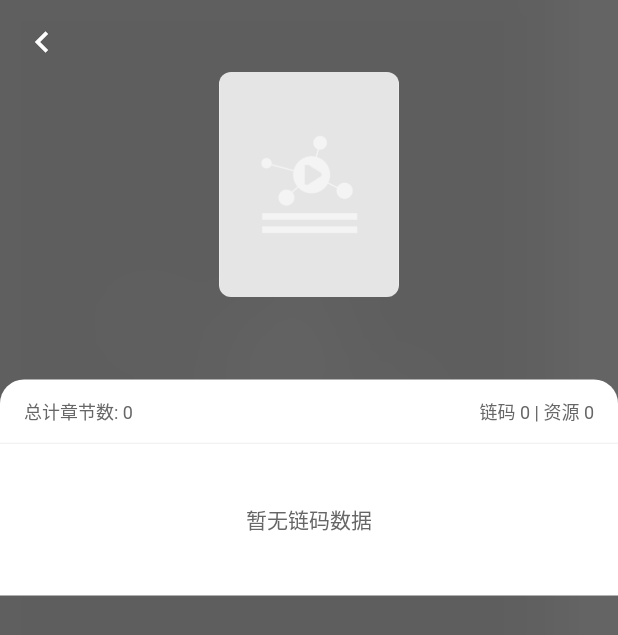
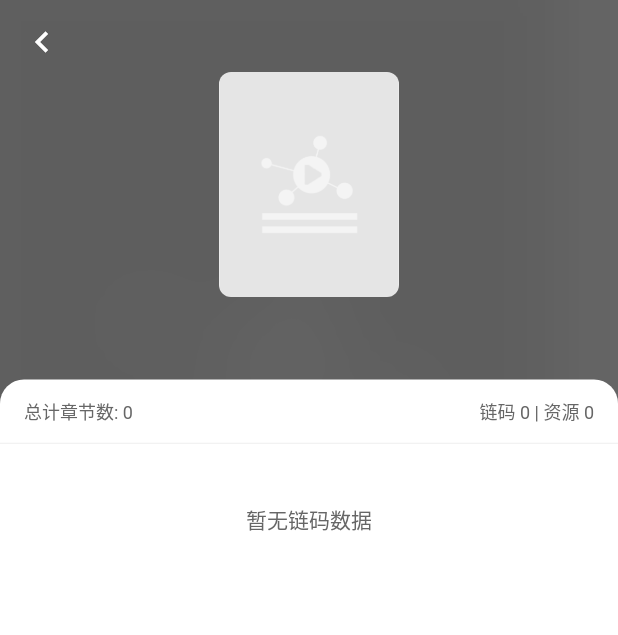
Before and after one commit to KysonLi/flutter_fmlinker, a Flutter app: the PublicationSourceListScreen screen opened by its route, on a phone screen of 412 x 824 dp. Shown: the top 635 px of the screen. Run offline on Flutter 3.47's test engine with Material 2 defaults, Android fonts, the phone set to English and light mode, and no system bars; our stand-ins replace cached_network_image, carousel_slider, device_info_plus, dio, flutter_easyloading, go_router and 8 more; missing offline and left inert: dart:html, fluwx; accounts and stored records are empty; network calls fail.

Commit message:
refactor(publish): 优化出版物相关页面的数据字段与展示逻辑
1. 调整统计板块的读取/点赞计数字段从readCount/likeCount改为readNum/likeNum
2. 重构SourceItem组件：移除旧的编码相关参数，新增来源标识、收费状态字段
3. 为来源列表项添加已购/收费状态标签
4. 更新源列表页面的传参和AppBar样式
5. 为列表容器添加最小高度适配，优化页面布局

```diff
--- a/lib/screens/publish/publication_detail_screen.dart
+++ b/lib/screens/publish/publication_detail_screen.dart
@@ -721,8 +721,8 @@ class _PublicationDetailScreenState extends State<PublicationDetailScreen> {
 
   // ==================== 关联阅读与点赞板块 ====================
   Widget _buildStatisticsSection() {
-    int readCount = _publicationDetail!['readCount'] ?? 0;
-    int likeCount = _publicationDetail!['likeCount'] ?? 0;
+    int readCount = _publicationDetail!['readNum'] ?? 0;
+    int likeCount = _publicationDetail!['likeNum'] ?? 0;
 
     return Container(
       width: double.infinity,
--- a/lib/screens/publish/publication_source_list_screen.dart
+++ b/lib/screens/publish/publication_source_list_screen.dart
@@ -183,7 +183,9 @@ class _PublicationSourceListScreenState extends State<PublicationSourceListScree
   void _calculateAffixThreshold() {
     if (_bookInfoKey.currentContext != null) {
       final RenderBox renderBox = _bookInfoKey.currentContext!.findRenderObject() as RenderBox;
+      // _affixThreshold = 图书信息卡高度 + 25
       _affixThreshold = renderBox.size.height + 25;
+      setState(() {});
     }
   }
 
@@ -255,11 +257,12 @@ class _PublicationSourceListScreenState extends State<PublicationSourceListScree
               return SourceItem(
                 sourceNo: source['sourceNo']?.toString() ?? '${entry.key + 1}',
                 sourceFragment: source['sourceFragment']?.toString() ?? '',
+                sourceIdentifier: source['sourceIdentifier']?.toString() ?? '',
                 resourceCount: source['resourceCount'] ?? 0,
                 bookPageNo: source['bookPageNo'] ?? 0,
-                serviceCode: source['serviceCode']?.toString(),
-                prefixCode: source['prefixCode']?.toString(),
-                suffixCode: source['suffixCode']?.toString(),
+                free: source['free'],
+                price: source['price'],
+                pay: source['pay'],
               );
             }),
           ],
@@ -303,7 +306,7 @@ class _PublicationSourceListScreenState extends State<PublicationSourceListScree
           builder: (context, child) {
             bool showAffix = _showAffixTitle.value;
             return AppBar(
-              backgroundColor: showAffix ? const Color(0xFF4A90E2) : Colors.transparent,
+              backgroundColor: showAffix ? Colors.white : Colors.transparent,
               elevation: showAffix ? 4 : 0,
               title: showAffix
                   ? Text(
@@ -311,7 +314,7 @@ class _PublicationSourceListScreenState extends State<PublicationSourceListScree
                       style: const TextStyle(
                         fontSize: 14,
                         fontWeight: FontWeight.w500,
-                        color: Colors.white,
+                        color: Colors.black,
                       ),
                       maxLines: 1,
                       overflow: TextOverflow.ellipsis,
@@ -365,6 +368,15 @@ class _PublicationSourceListScreenState extends State<PublicationSourceListScree
                   resourceFormats: widget.resourceFormats,
                 ),
                 Container(
+                  // 数据量少时撑满屏幕剩余高度，避免底部露出模糊背景图
+                  // 剩余高度 = 屏高 - 顶部padding(40) - 图书信息卡高度(affixThreshold - 25)
+                  constraints: BoxConstraints(
+                    minHeight: _affixThreshold > 0
+                        ? MediaQuery.of(context).size.height -
+                            15 -
+                            _affixThreshold
+                        : 0,
+                  ),
                   decoration: const BoxDecoration(
                     borderRadius: BorderRadius.only(
                       topLeft: Radius.circular(16),
```
Also changed, not shown: lib/screens/publish/widgets/source_item.dart (+54 -19 lines).
